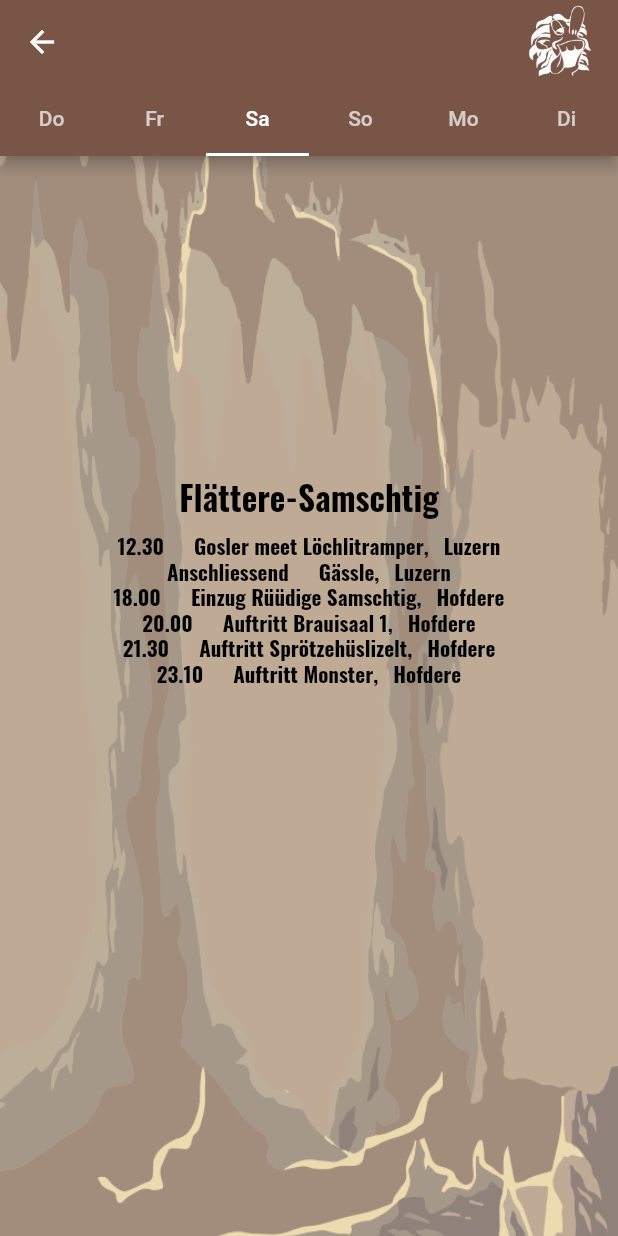
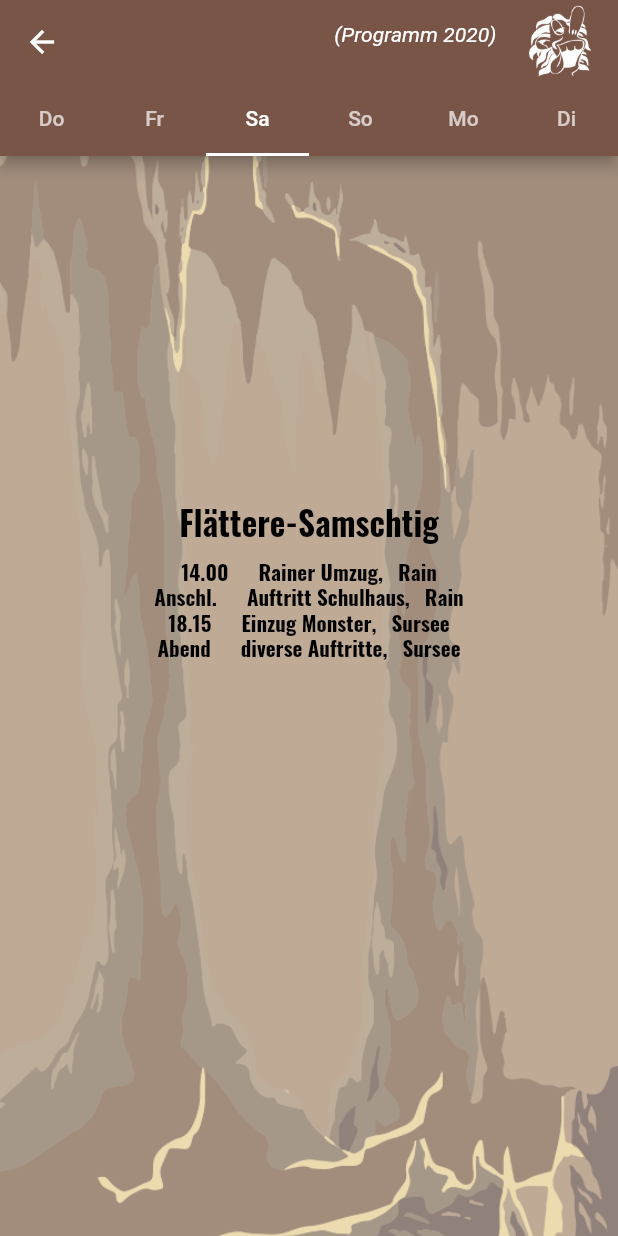
Before and after one commit to Reffx/flaeckegosler_app, a Flutter app: the ProgrammPage screen opened by its route, tab 3 chosen, on a phone screen of 412 x 824 dp. Run offline on Flutter 3.47's test engine with Material 2 defaults, Android fonts, the light colour scheme and no system bars; our stand-ins replace flutter_html, rxdart, shared_preferences; accounts and stored records are empty; network calls fail; statements that could not run were skipped.

Commit message:
Programm updated to 2020

```diff
--- a/lib/pages/info.dart
+++ b/lib/pages/info.dart
@@ -49,7 +49,7 @@ class _InfoPageState extends State<InfoPage> {
                       }
                     },
                     child: Text(
-                      ' Version 1.1.2 ',
+                      ' Version 1.2.0 ',
                       style: TextStyle(
                         fontSize: 22.0,
                         fontWeight: FontWeight.bold,
--- a/lib/pages/news/newsFasnacht.dart
+++ b/lib/pages/news/newsFasnacht.dart
@@ -78,7 +78,7 @@ class _NewsPageState extends State<NewsPageFasnacht> {
             }
           },
           child: Text(
-            ' Version 1.1.2 ',
+            ' Version 1.2.0 ',
             style: TextStyle(
               fontSize: 12.0,
               // fontWeight: FontWeight.bold,
--- a/lib/pages/programm.dart
+++ b/lib/pages/programm.dart
@@ -111,7 +111,7 @@ class ProgrammPage extends StatelessWidget {
             mainAxisAlignment: MainAxisAlignment.center,
             children: <Widget>[
               Text(
-                '05.19',
+                '05.00',
                 style: _buildProgrammTextStyle(),
               ),
               SizedBox(width: 20),
@@ -189,7 +189,7 @@ class ProgrammPage extends StatelessWidget {
               ),
               SizedBox(width: 20),
               Text(
-                'Luzerner Umzug (Nr.29),',
+                'Luzerner Umzug (Nr.15),',
                 style: _buildProgrammTextStyle(),
               ),
               SizedBox(width: 10),
@@ -271,22 +271,6 @@ class ProgrammPage extends StatelessWidget {
             mainAxisAlignment: MainAxisAlignment.center,
             children: <Widget>[
               Text(
-                '13.15',
-                style: _buildProgrammTextStyle(),
-              ),
-              SizedBox(width: 20),
-              Text(
-                'Ständli,',
-                style: _buildProgrammTextStyle(),
-              ),
-              SizedBox(width: 10),
-              Text('Rank', style: _buildProgrammTextStyle()),
-            ],
-          ),
-          Row(
-            mainAxisAlignment: MainAxisAlignment.center,
-            children: <Widget>[
-              Text(
                 '14.00',
                 style: _buildProgrammTextStyle(),
               ),
@@ -306,7 +290,7 @@ class ProgrammPage extends StatelessWidget {
             mainAxisAlignment: MainAxisAlignment.center,
             children: <Widget>[
               Text(
-                '15.15',
+                '15.45',
                 style: _buildProgrammTextStyle(),
               ),
               SizedBox(width: 20),
@@ -316,7 +300,26 @@ class ProgrammPage extends StatelessWidget {
               ),
               SizedBox(width: 10),
               Text(
-                'Coiffeur Muff',
+                'Auto AG',
+                style: _buildProgrammTextStyle(),
+              ),
+            ],
+          ),
+          Row(
+            mainAxisAlignment: MainAxisAlignment.center,
+            children: <Widget>[
+              Text(
+                '16.20',
+                style: _buildProgrammTextStyle(),
+              ),
+              SizedBox(width: 20),
+              Text(
+                'Ständli,',
+                style: _buildProgrammTextStyle(),
+              ),
+              SizedBox(width: 10),
+              Text(
+                'Landi',
                 style: _buildProgrammTextStyle(),
               ),
             ],
@@ -374,17 +377,17 @@ class ProgrammPage extends StatelessWidget {
             mainAxisAlignment: MainAxisAlignment.center,
             children: <Widget>[
               Text(
-                '12.30',
+                '14.00',
                 style: _buildProgrammTextStyle(),
               ),
               SizedBox(width: 20),
               Text(
-                'Gosler meet Löchlitramper,',
+                'Rainer Umzug,',
                 style: _buildProgrammTextStyle(),
               ),
               SizedBox(width: 10),
               Text(
-                'Luzern',
+                'Rain',
                 style: _buildProgrammTextStyle(),
               ),
             ],
@@ -393,33 +396,33 @@ class ProgrammPage extends StatelessWidget {
             mainAxisAlignment: MainAxisAlignment.center,
             children: <Widget>[
               Text(
-                'Anschliessend',
+                'Anschl.',
                 style: _buildProgrammTextStyle(),
               ),
               SizedBox(width: 20),
               Text(
-                'Gässle,',
+                'Auftritt Schulhaus,',
                 style: _buildProgrammTextStyle(),
               ),
               SizedBox(width: 10),
-              Text('Luzern', style: _buildProgrammTextStyle()),
+              Text('Rain', style: _buildProgrammTextStyle()),
             ],
           ),
           Row(
             mainAxisAlignment: MainAxisAlignment.center,
             children: <Widget>[
               Text(
-                '18.00',
+                '18.15',
                 style: _buildProgrammTextStyle(),
               ),
               SizedBox(width: 20),
               Text(
-                'Einzug Rüüdige Samschtig,',
+                'Einzug Monster,',
                 style: _buildProgrammTextStyle(),
               ),
               SizedBox(width: 10),
               Text(
-                'Hofdere',
+                'Sursee',
                 style: _buildProgrammTextStyle(),
               ),
             ],
@@ -428,55 +431,17 @@ class ProgrammPage extends StatelessWidget {
             mainAxisAlignment: MainAxisAlignment.center,
             children: <Widget>[
               Text(
-                '20.00',
+                'Abend',
                 style: _buildProgrammTextStyle(),
               ),
               SizedBox(width: 20),
               Text(
-                'Auftritt Brauisaal 1,',
+                'diverse Auftritte,',
                 style: _buildProgrammTextStyle(),
               ),
               SizedBox(width: 10),
               Text(
-                'Hofdere',
-                style: _buildProgrammTextStyle(),
-              ),
-            ],
-          ),
-          Row(
-            mainAxisAlignment: MainAxisAlignment.center,
-            children: <Widget>[
-              Text(
-                '21.30',
-                style: _buildProgrammTextStyle(),
-              ),
-              SizedBox(width: 20),
-              Text(
-                'Auftritt Sprötzehüslizelt,',
-                style: _buildProgrammTextStyle(),
-              ),
-              SizedBox(width: 10),
-              Text(
-                'Hofdere',
-                style: _buildProgrammTextStyle(),
-              ),
-            ],
-          ),
-          Row(
-            mainAxisAlignment: MainAxisAlignment.center,
-            children: <Widget>[
-              Text(
-                '23.10',
-                style: _buildProgrammTextStyle(),
-              ),
-              SizedBox(width: 20),
-              Text(
-                'Auftritt Monster,',
-                style: _buildProgrammTextStyle(),
-              ),
-              SizedBox(width: 10),
-              Text(
-                'Hofdere',
+                'Sursee',
                 style: _buildProgrammTextStyle(),
               ),
             ],
@@ -539,47 +504,28 @@ class ProgrammPage extends StatelessWidget {
               ),
               SizedBox(width: 20),
               Text(
-                'Emmer Umzug (Nr. 9),',
+                'Eibeler Umzug,',
                 style: _buildProgrammTextStyle(),
               ),
               SizedBox(width: 10),
-              Text('Emmen', style: _buildProgrammTextStyle()),
+              Text('Inwil', style: _buildProgrammTextStyle()),
             ],
           ),
           Row(
             mainAxisAlignment: MainAxisAlignment.center,
             children: <Widget>[
               Text(
-                '15.40',
+                'Anschl.',
                 style: _buildProgrammTextStyle(),
               ),
               SizedBox(width: 20),
               Text(
-                'Auftritt Gersag,',
+                'Dörflifäscht,',
                 style: _buildProgrammTextStyle(),
               ),
               SizedBox(width: 10),
               Text(
-                'Emmen',
-                style: _buildProgrammTextStyle(),
-              ),
-            ],
-          ),
-          Row(
-            mainAxisAlignment: MainAxisAlignment.center,
-            children: <Widget>[
-              Text(
-                '18.00',
-                style: _buildProgrammTextStyle(),
-              ),
-              SizedBox(width: 20),
-              Text(
-                'Nachtessen Restaurant Panorama,',
-                style: _buildProgrammTextStyle(),
-              ),
-              SizedBox(width: 10),
-              Text(
-                'Emmen',
+                'Inwil',
                 style: _buildProgrammTextStyle(),
               ),
             ],
@@ -656,28 +602,12 @@ class ProgrammPage extends StatelessWidget {
             mainAxisAlignment: MainAxisAlignment.center,
             children: <Widget>[
               Text(
-                '12.00',
-                style: _buildProgrammTextStyle(),
-              ),
-              SizedBox(width: 20),
-              Text(
-                'Mittagessen Restaurant Hofgarten,',
-                style: _buildProgrammTextStyle(),
-              ),
-              SizedBox(width: 10),
-              Text('Luzern', style: _buildProgrammTextStyle()),
-            ],
-          ),
-          Row(
-            mainAxisAlignment: MainAxisAlignment.center,
-            children: <Widget>[
-              Text(
                 '14.00',
                 style: _buildProgrammTextStyle(),
               ),
               SizedBox(width: 20),
               Text(
-                'Luzerner Umzug (Nr. 29),',
+                'Luzerner Umzug (Nr. 15),',
                 style: _buildProgrammTextStyle(),
               ),
               SizedBox(width: 10),
@@ -691,7 +621,7 @@ class ProgrammPage extends StatelessWidget {
             mainAxisAlignment: MainAxisAlignment.center,
             children: <Widget>[
               Text(
-                'Abend',
+                '18.15',
                 style: _buildProgrammTextStyle(),
               ),
               SizedBox(width: 20),
@@ -759,22 +689,6 @@ class ProgrammPage extends StatelessWidget {
             mainAxisAlignment: MainAxisAlignment.center,
             children: <Widget>[
               Text(
-                '18.00',
-                style: _buildProgrammTextStyle(),
-              ),
-              SizedBox(width: 20),
-              Text(
-                'Nachtessen Restaurant Ochsen,',
-                style: _buildProgrammTextStyle(),
-              ),
-              SizedBox(width: 10),
-              Text('Rothenburg', style: _buildProgrammTextStyle()),
-            ],
-          ),
-          Row(
-            mainAxisAlignment: MainAxisAlignment.center,
-            children: <Widget>[
-              Text(
                 'Abend',
                 style: _buildProgrammTextStyle(),
               ),
@@ -804,7 +718,7 @@ class ProgrammPage extends StatelessWidget {
               ),
               SizedBox(width: 10),
               Text(
-                'Schmitte',
+                'Rothenburg',
                 style: _buildProgrammTextStyle(),
               ),
             ],
@@ -841,10 +755,20 @@ class ProgrammPage extends StatelessWidget {
           appBar: AppBar(
             actions: <Widget>[
               Padding(
+                padding: EdgeInsets.all(15),
+                child: Text(
+                  '(Programm 2020)',
+                  textAlign: TextAlign.start,
+                  style: TextStyle(
+                    fontStyle: FontStyle.italic,
+                  ),
+                ),
+              ),
+              Padding(
                 padding: EdgeInsets.only(right: 10),
                 child: Image.asset('assets/goslergrend.png',
                     fit: BoxFit.fitHeight),
-              )
+              ),
             ],
             bottom: TabBar(
               tabs: _kTabs,
--- a/pubspec.yaml
+++ b/pubspec.yaml
@@ -7,7 +7,7 @@ description: Das esch s'Gosler App!!!
 # Both the version and the builder number may be overridden in flutter
 # build by specifying --build-name and --build-number, respectively.
 # Read more about versioning at semver.org.
-version: 1.0.0+1
+version: 1.2.0+1
 
 environment:
   sdk: ">=2.0.0-dev.68.0 <3.0.0"
```
Also changed, not shown: 1 other file.
